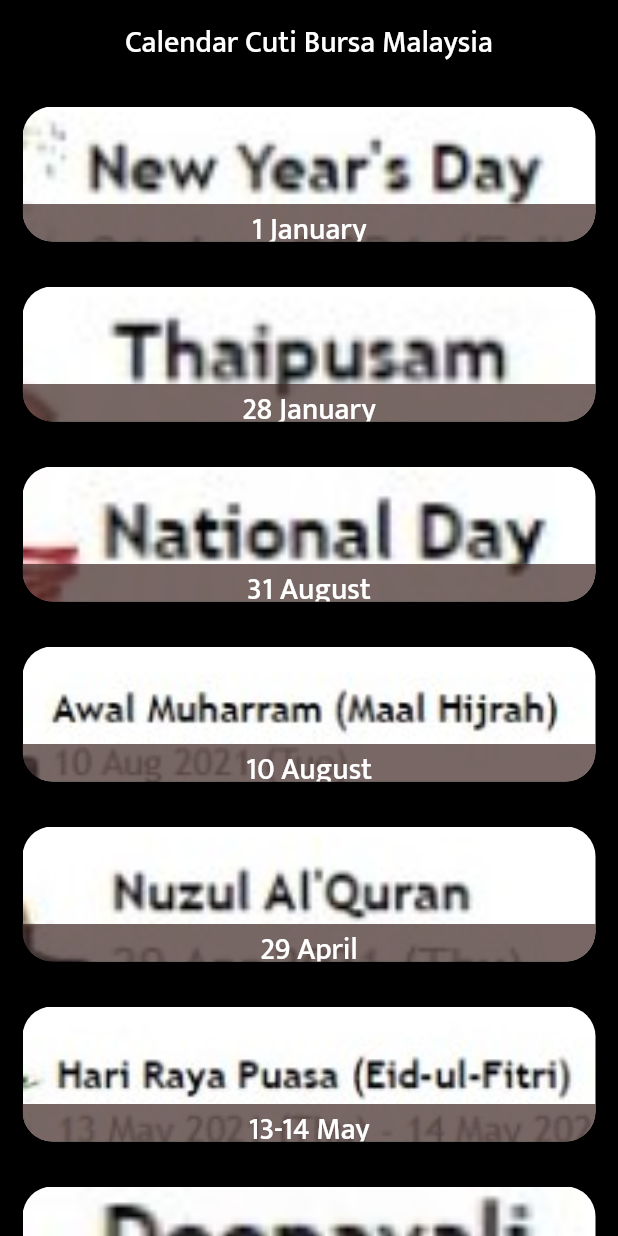
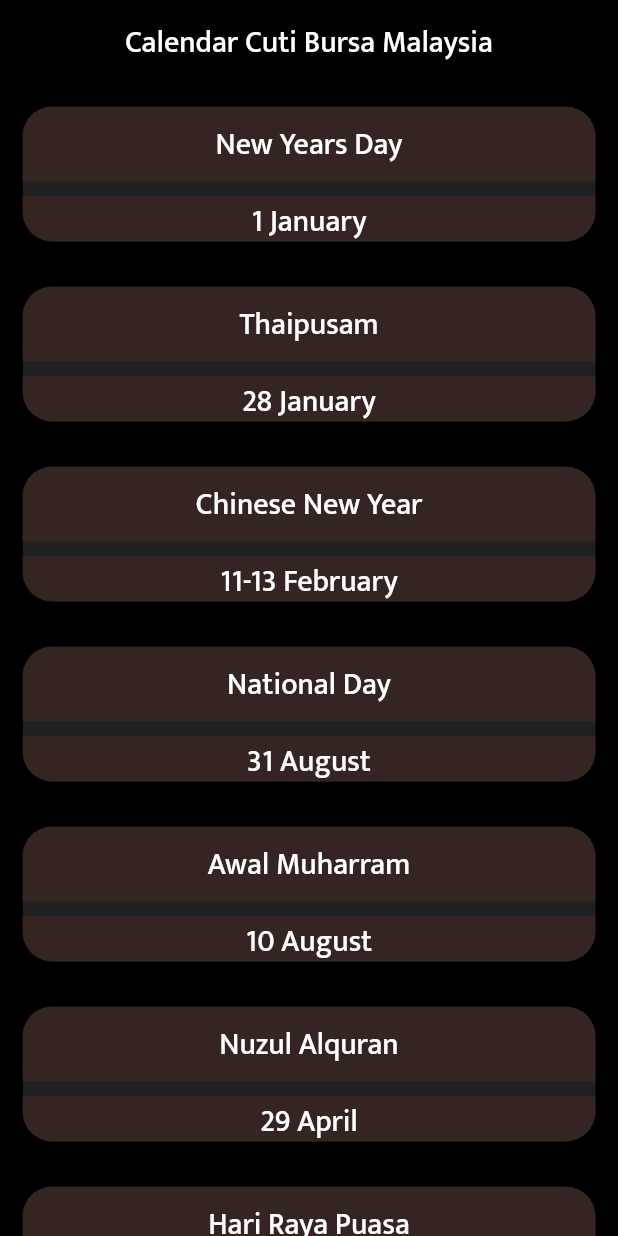
Before and after one commit to harrsbyrnes/ecjflix, a Flutter app: the Calendar screen opened directly, on a phone screen of 412 x 824 dp. Run offline on Flutter 3.47's test engine with Material 2 defaults, Android fonts, the phone set to English and light mode, and no system bars; drawn by our look-alikes of flutter_slidable; our stand-ins replace bubble_bottom_bar, carousel_slider, chewie, flutter_spinkit, fluttertoast, font_awesome_flutter and 5 more; missing offline and left inert: custom_switch; accounts and stored records are empty; network calls fail.

Commit message:
calender hard code latest

```diff
--- a/lib/pages/account/calendar.dart
+++ b/lib/pages/account/calendar.dart
@@ -18,52 +18,52 @@
     {
       'title': 'New Years Day',
       'date': '1 January',
-      'image': 'assets/slider/nyd.jpeg'
+      'image': 'assets/slider/black.JPG'
     },
     {
       'title': 'Thaipusam',
       'date': '28 January',
-      'image': 'assets/slider/thaipusam.jpeg'
+      'image': 'assets/slider/black.JPG'
     },
-    // {
-    //   'title': 'Chinese New Year',
-    //   'date': '11-13 February',
-    //   'image': 'assets/slider/cny.jpeg'
-    // },
+    {
+      'title': 'Chinese New Year',
+      'date': '11-13 February',
+      'image': 'assets/slider/black.JPG'
+    },
     {
       'title': 'National Day',
       'date': '31 August',
-      'image': 'assets/slider/nd.jpeg'
+      'image': 'assets/slider/black.JPG'
     },
     {
       'title': 'Awal Muharram',
       'date': '10 August',
-      'image': 'assets/slider/awal.jpeg'
+      'image': 'assets/slider/black.JPG'
     },
     {
       'title': 'Nuzul Alquran',
       'date': '29 April',
-      'image': 'assets/slider/nuzul.jpeg'
+      'image': 'assets/slider/black.JPG'
     },
     {
       'title': 'Hari Raya Puasa',
       'date': '13-14 May',
-      'image': 'assets/slider/hrp.jpeg'
+      'image': 'assets/slider/black.JPG'
     },
     {
       'title': 'Deepavali',
       'date': '10 October',
-      'image': 'assets/slider/deepavali.jpeg'
+      'image': 'assets/slider/black.JPG'
     },
     {
       'title': 'Malaysia Day',
       'date': '16 September',
-      'image': 'assets/slider/malaysiaday.jpeg'
+      'image': 'assets/slider/black.JPG'
     },
     {
       'title': 'Christmas Day',
       'date': '25 December',
-      'image': 'assets/slider/christmas.jpeg'
+      'image': 'assets/slider/black.JPG'
     }
   ];
   @override
@@ -172,7 +172,7 @@
                               bottom: 0.0,
                               child: Container(
                                 width: width - 30.0,
-                                height: 25.0,
+                                height: 30.0,
                                 alignment: Alignment.center,
                                 decoration: BoxDecoration(
                                   borderRadius: BorderRadius.vertical(
@@ -184,7 +184,30 @@
                                   style: headingStyle,
                                 ),
                               ),
-                            )
+                            ),
+                            Container(
+                              width: width - 30.0,
+                              height: 50.0,
+                              alignment: Alignment.center,
+                              decoration: BoxDecoration(
+                                borderRadius: BorderRadius.vertical(
+                                    top: Radius.circular(20.0)),
+                                color: Colors.brown[900].withOpacity(0.7),
+                              ),
+                              child: Text(
+                                item['title'],
+                                style: headingStyle,
+                              ),
+                            ),
+                            // Text(
+                            //   item['title'],
+                            //   textAlign: TextAlign.center,
+                            //   style: TextStyle(
+                            //     height: 2,
+                            //     fontSize: 20,
+                            //     color: Colors.yellow[300],
+                            //   ),
+                            // ),
                           ],
                         ),
                       ),
```
Also changed, not shown: assets/slider/black.JPG (added).
